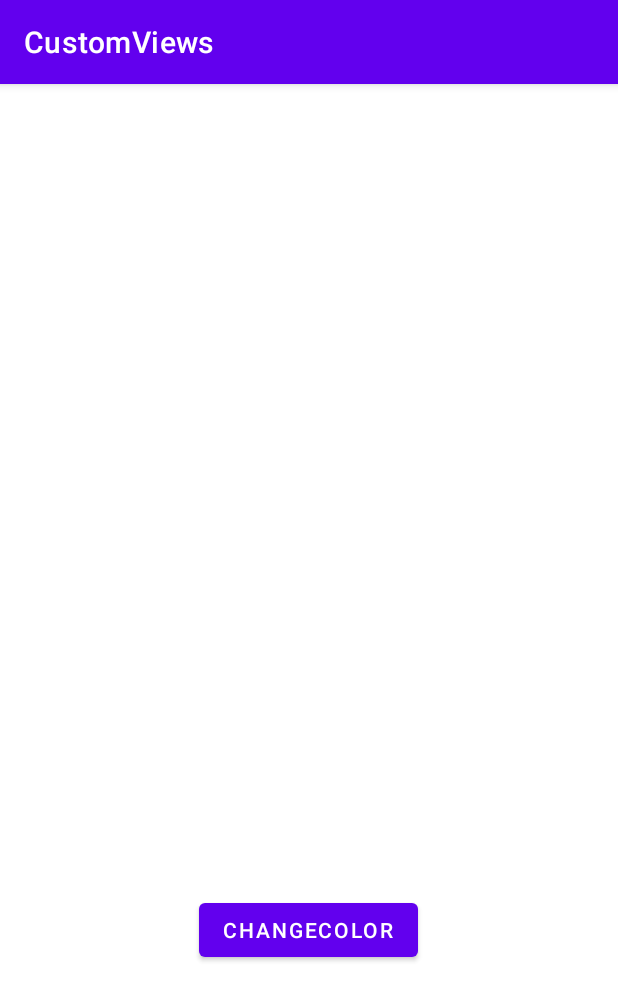
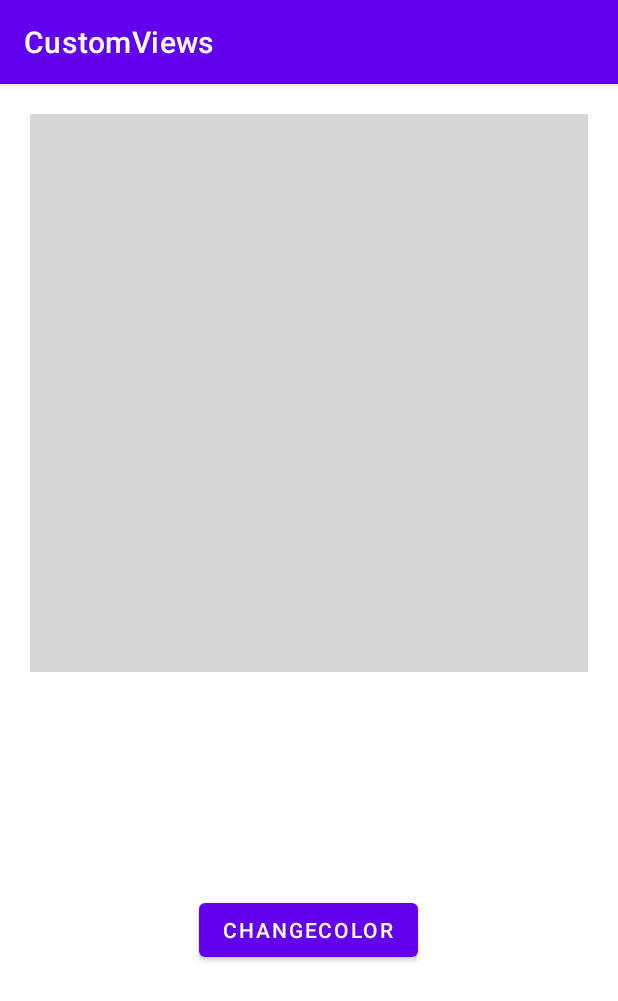
Before and after one commit to kalyan4812/CustomViews, an Android app: the screen it shows after launch (MainActivity), on a phone screen of 412 x 824 dp. Shown: the top 1001 px of the screen. Run offline under Robolectric (Android 15) with nearby library versions, the light colour scheme and no system bars; 4 statements that could not run were skipped.

Commit message:
custom_image_commit

```diff
--- a/app/src/main/java/com/saikalyandaroju/customviews/views/CustomView.java
+++ b/app/src/main/java/com/saikalyandaroju/customviews/views/CustomView.java
@@ -2,14 +2,20 @@ package com.saikalyandaroju.customviews.views;
 
 import android.content.Context;
 import android.content.res.TypedArray;
+import android.graphics.Bitmap;
+import android.graphics.BitmapFactory;
 import android.graphics.Canvas;
 import android.graphics.Color;
+import android.graphics.Matrix;
 import android.graphics.Paint;
 import android.graphics.Rect;
+import android.graphics.RectF;
+import android.os.Build;
 import android.util.AttributeSet;
 import android.util.Log;
 import android.view.MotionEvent;
 import android.view.View;
+import android.view.ViewTreeObserver;
 
 import androidx.annotation.Nullable;
 
@@ -24,6 +30,7 @@ public class CustomView extends View {
 
     private float circleX, circleY;
     private float radius = 100f;
+    private Bitmap image;
 
     public CustomView(Context context) {
         super(context);
@@ -50,6 +57,18 @@ public class CustomView extends View {
         rect = new Rect();
         paint = new Paint(Paint.ANTI_ALIAS_FLAG);
 
+
+        // note if if you want to pass normal drawable as image use Drawable as return type.
+        //Bitmap is for jpg kind of files.if you pass normal drwable you will get null pointer exception.
+
+        getViewTreeObserver().addOnGlobalLayoutListener(new ViewTreeObserver.OnGlobalLayoutListener() {
+            @Override
+            public void onGlobalLayout() {
+                getViewTreeObserver().removeOnGlobalLayoutListener(this);
+                image=getResizedBitmap(BitmapFactory.decodeResource(getResources(),R.drawable.poster),getWidth(),getHeight());
+            }
+        });
+
         if (attrs != null) {
             TypedArray typedArray = getContext().obtainStyledAttributes(attrs, R.styleable.CustomView);
             color = typedArray.getColor(R.styleable.CustomView_square_color, Color.BLACK);
@@ -58,6 +77,15 @@ public class CustomView extends View {
             typedArray.recycle();
 
         }
+    }
+
+    private Bitmap getResizedBitmap(Bitmap images, int width, int height) {
+        Matrix matrix=new Matrix();
+        RectF src=new RectF(0,0,images.getWidth(),images.getHeight());
+        RectF dest=new RectF(0,0,width,height);
+        matrix.setRectToRect(src,dest,Matrix.ScaleToFit.CENTER);
+
+        return Bitmap.createBitmap(images,0,0,images.getWidth(),images.getHeight(),matrix,true);
     }
 
     public void changeColor() {
@@ -80,6 +108,8 @@ public class CustomView extends View {
             circleY = getHeight() / 2;
         }
         canvas.drawCircle(circleX, circleY, radius, paint);
+
+        canvas.drawBitmap(image,0,0,null);
     }
 
     @Override
```
Also changed, not shown: app/src/main/res/drawable/ic_baseline_android_24.xml (added, +10 -0 lines), 1 other file.
